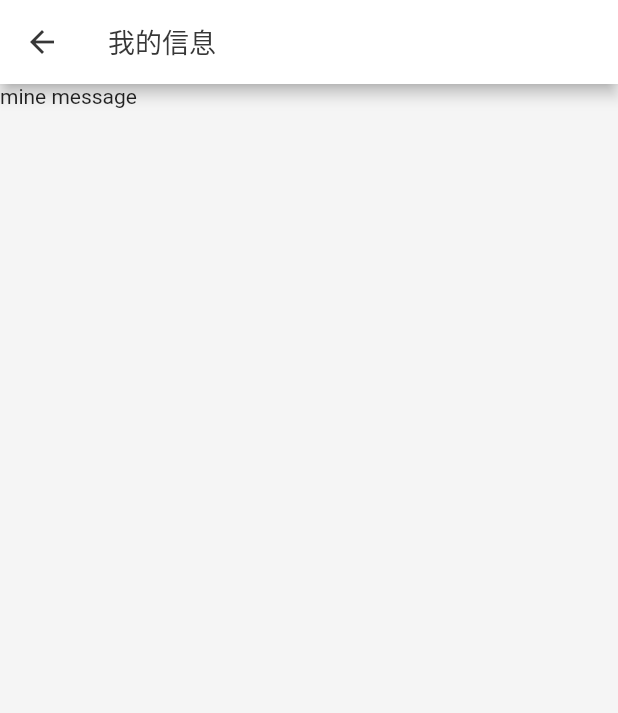
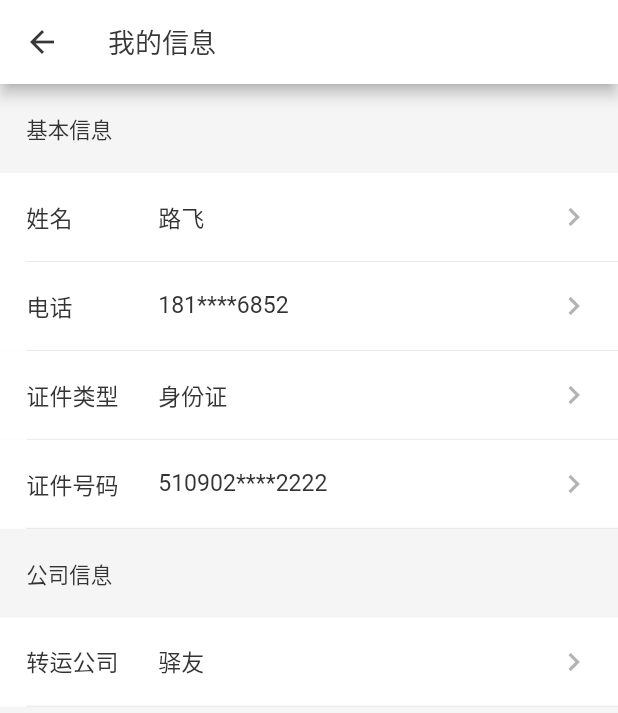
Before and after one commit to LCJ-MinYa/kjt-bsp, a Flutter app: the MineMessageScreen screen opened by its route, on a phone screen of 412 x 824 dp. Shown: the top 713 px of the screen. Run offline on Flutter 3.47's test engine with Material 2 defaults, Android fonts, the light colour scheme and no system bars; our stand-ins replace flutter_screenutil, flutter_swiper, image_picker.

Commit message:
路由在生成阶段处理

```diff
--- a/lib/config/appConfig.dart
+++ b/lib/config/appConfig.dart
@@ -2,4 +2,5 @@ class AppConfig{
     static String baseImgUrl = 'lib/images/';
     static String mainImgUrl = baseImgUrl + 'main/';
     static String mineImgUrl = baseImgUrl + 'mine/';
+    static String loginImgUrl = baseImgUrl + 'login/';
 }
--- a/lib/router/app.dart
+++ b/lib/router/app.dart
@@ -9,9 +9,12 @@ class App extends StatelessWidget {
         debugPaintSizeEnabled = false;
         return MaterialApp(
             title: '跨境通-代购',
-            home: RouteConfig.initRouteName,
-            routes: RouteConfig.router,
-            theme: ThemeConfig.themeData()
+            initialRoute: RouteConfig.initRouteName,
+            // routes: RouteConfig.router,
+            theme: ThemeConfig.themeData(),
+            onGenerateRoute: (RouteSettings settings){
+                return RouteConfig.onGenerateRouteConfig(settings);
+            },
         );
     }
 }
--- a/lib/router/router.dart
+++ b/lib/router/router.dart
@@ -1,16 +1,53 @@
 import 'package:flutter/material.dart';
 import '../screen/tabbar/tabNavScreen.dart';
+
 import '../screen/mine/mineMessageScreen.dart';
 import '../screen/mine/aboutUsScreen.dart';
 import '../screen/mine/feedbackScreen.dart';
 
+import '../screen/login/loginScreen.dart';
+
 class RouteConfig{
-    static final Map<String, WidgetBuilder> router = {
-        './': (BuildContext context) => TabNavScreen(),
-        '/mineMessage': (BuildContext context) => MineMessageScreen(),
-        '/aboutUs': (BuildContext context) => AboutUsScreen(),
-        '/feedback': (BuildContext context) => FeedbackScreen(),
-    };
+    // static final Map<String, WidgetBuilder> router = {
+    //     '/': (BuildContext context) => TabNavScreen(),
+    //     '/mineMessage': (BuildContext context) => MineMessageScreen(),
+    //     '/aboutUs': (BuildContext context) => AboutUsScreen(),
+    //     '/feedback': (BuildContext context) => FeedbackScreen(),
+    //     '/login': (BuildContext context) => LoginScreen(),
+    // };
 
-    static final initRouteName = TabNavScreen();
+    static final initRouteName = '/';
+
+    static Route<dynamic> onGenerateRouteConfig(RouteSettings settings){
+        switch(settings.name){
+            case '/':
+                return MaterialPageRoute(
+                    builder: (context) => TabNavScreen(),
+                );
+            case '/mineMessage':
+                return MaterialPageRoute(
+                    builder: (context) => MineMessageScreen(),
+                );
+            case '/aboutUs':
+                return MaterialPageRoute(
+                    builder: (context) => AboutUsScreen(),
+                );
+            case '/feedback':
+                return MaterialPageRoute(
+                    builder: (context) => FeedbackScreen(),
+                );
+            case '/login':
+                return MaterialPageRoute(
+                    builder: (context){
+                        // print(settings);
+                        return LoginScreen();
+                    },
+                    fullscreenDialog: true
+                );
+            default:
+                return MaterialPageRoute(
+                    builder: (context) => TabNavScreen(),
+                );
+        }
+    }
 }
--- /dev/null
+++ b/lib/screen/login/loginScreen.dart
@@ -0,0 +1,37 @@
+import 'package:flutter/material.dart';
+import 'package:flutter/services.dart';
+import 'package:kjt_bsp/styles/uiSize.dart';
+import '../../config/appConfig.dart';
+
+class LoginScreen extends StatefulWidget {
+    @override
+    _LoginScreenState createState() => _LoginScreenState();
+}
+
+class _LoginScreenState extends State<LoginScreen> {
+    @override
+    Widget build(BuildContext context) {
+        UISize.init(context);
+
+        return AnnotatedRegion<SystemUiOverlayStyle>(
+            value: SystemUiOverlayStyle.dark,
+            child: Scaffold(
+                body: Column(
+                    children: <Widget>[
+                        Stack(
+                            children: <Widget>[
+                                AspectRatio(
+                                    aspectRatio: 375/294,
+                                    child: Image.asset(
+                                        AppConfig.loginImgUrl + 'banner.png',
+                                        fit: BoxFit.cover,
+                                    ),
+                                )
+                            ],
+                        ),
+                    ],
+                ),
+            ),
+        );
+    }
+}
--- a/lib/screen/mine/mineMessageScreen.dart
+++ b/lib/screen/mine/mineMessageScreen.dart
@@ -1,4 +1,6 @@
 import 'package:flutter/material.dart';
+import 'package:kjt_bsp/styles/uiSize.dart';
+import '../../widget/cell/nameCellWidget.dart';
 
 class MineMessageScreen extends StatefulWidget {
     @override
@@ -6,13 +8,54 @@ class MineMessageScreen extends StatefulWidget {
 }
 
 class _MineMessageScreenState extends State<MineMessageScreen> {
+    Widget _titleWithNameWidget(name){
+        return Container(
+            alignment: Alignment.centerLeft,
+            padding: EdgeInsets.only(left: UISize.width(32)),
+            width: double.infinity,
+            height: UISize.height(96),
+            child: Text(
+                name,
+                style: TextStyle(
+                    fontSize: UISize.size(26),
+                    color: Color(0xff333333)
+                ),
+            ),
+        );
+    }
+
     @override
     Widget build(BuildContext context) {
         return Scaffold(
             appBar: AppBar(
                 title: Text('我的信息'),
             ),
-            body: Text('mine message')
+            body: ListView(
+                children: <Widget>[
+                    _titleWithNameWidget('基本信息'),
+                    NameCellWidget(
+                        title: '姓名',
+                        value: '路飞',
+                    ),
+                    NameCellWidget(
+                        title: '电话',
+                        value: '181****6852',
+                    ),
+                    NameCellWidget(
+                        title: '证件类型',
+                        value: '身份证',
+                    ),
+                    NameCellWidget(
+                        title: '证件号码',
+                        value: '510902****2222',
+                    ),
+                    _titleWithNameWidget('公司信息'),
+                    NameCellWidget(
+                        title: '转运公司',
+                        value: '驿友',
+                    ),
+                ],
+            )
         );
     }
 }
--- a/lib/screen/mine/mineScreen.dart
+++ b/lib/screen/mine/mineScreen.dart
@@ -35,7 +35,12 @@ class _MineScreenState extends State<MineScreen> {
 
     /* 姓名头像 */
     Widget _userMessage(){
-        return Container(
+        return PlatformTapWidget(
+            opacity: 0.9,
+            onTap: (){
+                _goNextScreen('/login');
+            },
+            child: Container(
                 width: UISize.getScreenWidth(),
                 height: UISize.height(460),
                 color: Color(0xff0d9aff),
@@ -62,6 +67,7 @@ class _MineScreenState extends State<MineScreen> {
                             ),
                         ),
                     ],
+                    ),
             ),
         );
     }
--- /dev/null
+++ b/lib/widget/cell/nameCellWidget.dart
@@ -0,0 +1,99 @@
+import 'package:flutter/material.dart';
+import 'package:kjt_bsp/styles/uiSize.dart';
+import '../tap/platformTapWidget.dart';
+
+/* listTitle封装 */
+class NameCellWidget extends StatelessWidget {
+    final Function onTap;           //是否能点击，点击事件
+    final String title;             //标题
+    final String value;             //对应值
+    final Color bgColor;            //背景颜色 =>默认白色
+    final bool showArrow;           //是否显示右侧箭头 =>默认显示
+    final double height;            //自定义高度 => 默认48dp
+    final double borderRadius;      //是否有圆角 => 默认无圆角
+    final bool showBottomBorder;    //是否显示底部边框 => 默认显示
+
+    NameCellWidget({
+        this.onTap,
+        this.title,
+        this.bgColor = Colors.white,
+        this.showArrow = true,
+        @required this.value,
+        this.height = 96,
+        this.borderRadius = 0,
+        this.showBottomBorder = true,
+    });
+
+    Widget _nameCellWidget(){
+        return Container(
+            padding: EdgeInsets.only(left: UISize.width(32)),
+            width: double.infinity,
+            height: UISize.height(height),
+            alignment: Alignment(0, 0),
+            decoration: BoxDecoration(
+                color: bgColor,
+                borderRadius: BorderRadius.all(Radius.circular(UISize.width(borderRadius))),
+            ),
+            child: Container(
+                decoration: BoxDecoration(
+                    border: Border(
+                        bottom: BorderSide(
+                            width: UISize.height(showBottomBorder ? 1 : 0),
+                            color: Color(0xffe0e4e6),
+                        ),
+                    ),
+                ),
+                child: Row(
+                    children: <Widget>[
+                        title != null ? Container(
+                            width: UISize.width(160),
+                            height: double.infinity,
+                            child: Text(
+                                title,
+                                style: TextStyle(
+                                    fontSize: UISize.size(28),
+                                    color: Color(0xff333333)
+                                ),
+                            ),
+                            alignment: Alignment.centerLeft,
+                        ) : Container(width: 0, height: 0),
+                        Expanded(
+                            child: Container(
+                                padding: EdgeInsets.only(right: UISize.width(32)),
+                                height: double.infinity,
+                                child: Row(
+                                    mainAxisAlignment: MainAxisAlignment.spaceBetween,
+                                    children: <Widget>[
+                                        Text(
+                                            value,
+                                            style: TextStyle(
+                                                color: Color(0xff333333),
+                                                fontSize: UISize.size(28)
+                                            ),
+                                        ),
+                                        showArrow ? Icon(
+                                            Icons.keyboard_arrow_right,
+                                            color: Color(0xffB3B3B3)
+                                        ) : Container(width: 0, height: 0),
+                                    ],
+                                ),
+                            ),
+                        ),
+                    ],
+                ),
+            ),
+        );
+    }
+
+    @override
+    Widget build(BuildContext context) {
+        if(onTap != null){
+            return PlatformTapWidget(
+                onTap: onTap,
+                child: _nameCellWidget(),
+            );
+        }else{
+            return _nameCellWidget();
+        }
+    }
+}
--- a/pubspec.yaml
+++ b/pubspec.yaml
@@ -55,6 +55,9 @@ flutter:
     # mine
     - lib/images/mine/
 
+    # login
+    - lib/images/login/
+
   # An image asset can refer to one or more resolution-specific "variants", see
   # https://flutter.dev/assets-and-images/#resolution-aware.
 
```
Also changed, not shown: lib/images/login/2.0x/banner.png (added), lib/images/login/3.0x/banner.png (added), lib/images/login/banner.png (added). Lines whose indentation alone changed are shown as unchanged.
